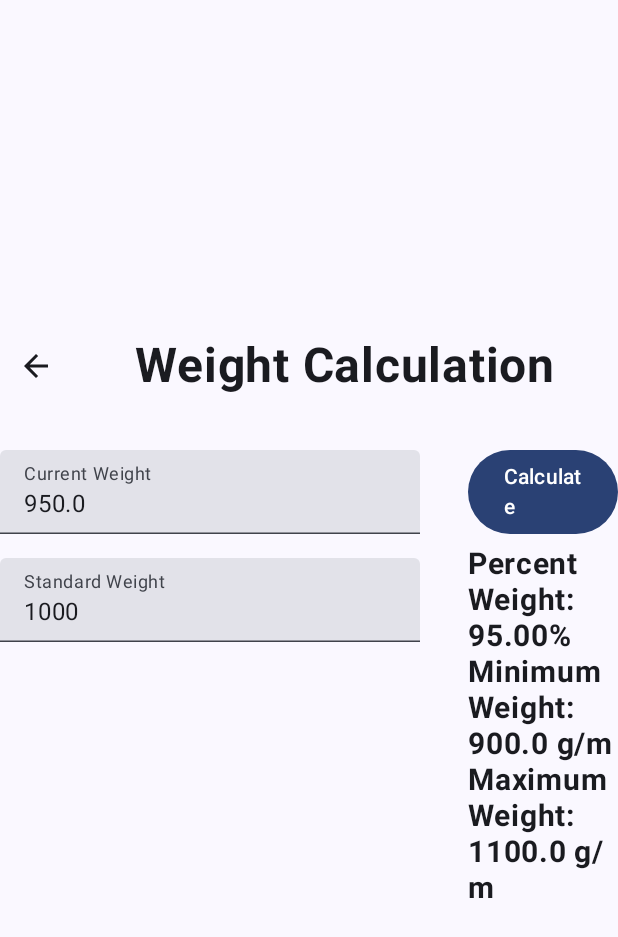
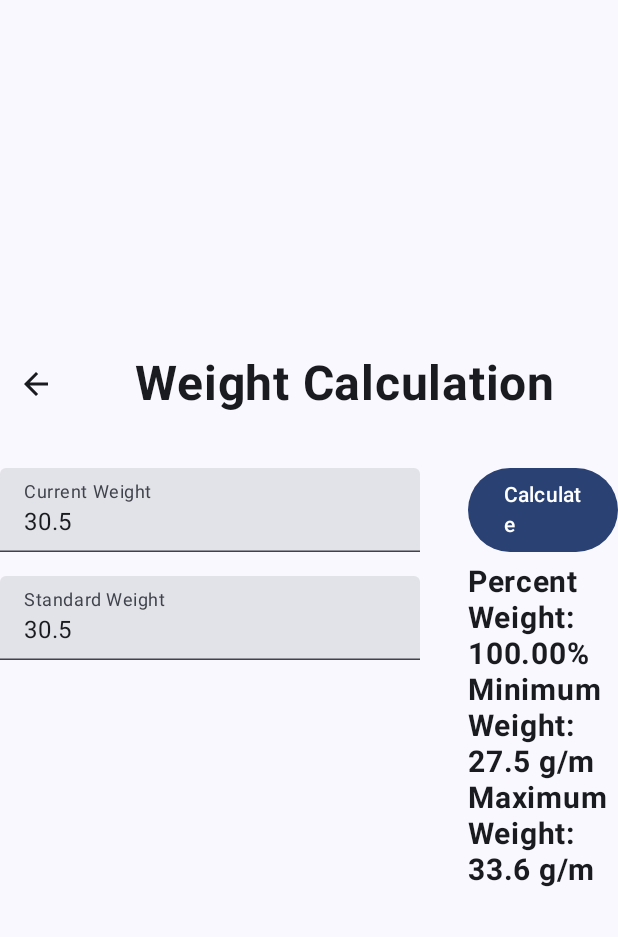
Before and after one commit to alarimer/extrusion-operator-calculator, an Android app built with Jetpack Compose: the WeightCalculationScreen screen opened through its navigation route, after a tap on "Calculate", on a phone screen of 412 x 824 dp. Shown: the top 937 px of the screen. Run offline under Robolectric (Android 15) with nearby library versions, the light colour scheme and no system bars.

Commit message:
viewmodel with Weight Calculation screen

```diff
--- a/app/src/main/java/com/awful/extrusionoperatorcalculator/ui/CommonUI.kt
+++ b/app/src/main/java/com/awful/extrusionoperatorcalculator/ui/CommonUI.kt
@@ -83,60 +83,6 @@ fun ToolScreenTitleAndBackButtonPreview() {
             titleText = "titleText",
         )
     }
-}
-
-@Composable
-fun EocSettingTextField(
-    initialValue: String,
-    validationAction: (String) -> Boolean,
-    onSettingChange: (String, Boolean) -> Unit,
-    labelString: String,
-    placeholderString: String,
-    errorString: String,
-    keyboardAction: ImeAction,
-    onDoneAction: () -> Unit = {}
-) {
-    var settingValue by remember { mutableStateOf(initialValue) }
-    var isError by remember { mutableStateOf(false) }
-    val kbController = LocalSoftwareKeyboardController.current
-    TextField(
-        singleLine = true,
-        value = settingValue,
-        onValueChange = {
-            settingValue = it
-            isError = validationAction(settingValue)
-            onSettingChange(settingValue, isError)
-        },
-        label = { Text(labelString) },
-        placeholder = { Text(placeholderString) },
-        supportingText = {
-            if (isError) {
-                Text(
-                    text = errorString,
-                    color = Color.Red
-                )
-            }
-        },
-        trailingIcon = {
-            if (isError) {
-                Icon(
-                    Icons.Filled.Warning,
-                    stringResource(R.string.error),
-                    tint = MaterialTheme.colorScheme.error
-                )
-            }
-        },
-        keyboardOptions = KeyboardOptions.Default.copy(
-            keyboardType = KeyboardType.Number,
-            imeAction = keyboardAction
-        ),
-        keyboardActions = KeyboardActions(
-            onDone = {
-                kbController?.hide()
-                onDoneAction()
-            }
-        )
-    )
 }
 
 @Composable
--- a/app/src/main/java/com/awful/extrusionoperatorcalculator/ui/EocViewModel.kt
+++ b/app/src/main/java/com/awful/extrusionoperatorcalculator/ui/EocViewModel.kt
@@ -106,6 +106,26 @@ class EocViewModel : ViewModel() {
     var isErrorSL: Boolean by mutableStateOf(false)
         private set
 
+    var currentWeight: String by mutableStateOf("30.5")
+        private set
+    fun setCW(value: String) {
+        currentWeight = value
+        isErrorCW = value.toDoubleOrNull() == null
+    }
+
+    var isErrorCW: Boolean by mutableStateOf(false)
+        private set
+
+    var standardWeight: String by mutableStateOf("30.5")
+        private set
+    fun setSW(value: String) {
+        standardWeight = value
+        isErrorSW = value.toDoubleOrNull() == null
+    }
+
+    var isErrorSW: Boolean by mutableStateOf(false)
+        private set
+
     var rackTime: String by mutableStateOf("0:00 (h:mm)")
         private set
     @SuppressLint("DefaultLocale")
@@ -133,9 +153,9 @@ class EocViewModel : ViewModel() {
         )
     }
 
-    var newFeederSetting:String by mutableStateOf("")
+    var newFeederSetting:String by mutableStateOf("0.0")
         private set
-    var newExtruderSetting: String by mutableStateOf("")
+    var newExtruderSetting: String by mutableStateOf("0.0")
         private set
     @SuppressLint("DefaultLocale")
     fun calculateSpeedSettings() {
@@ -153,7 +173,7 @@ class EocViewModel : ViewModel() {
         )
     }
 
-    var spoolTime: String by mutableStateOf("")
+    var spoolTime: String by mutableStateOf("0:00 (h:mm)")
         private  set
     @SuppressLint("DefaultLocale")
     fun calculateSpoolTime() {
@@ -162,4 +182,17 @@ class EocViewModel : ViewModel() {
                 hours, minutes, _, _ -> "$hours:" + String.format("%02d", minutes) + " (h:mm)"
         }
     }
+
+    var percentWeight: String by mutableStateOf("95.0")
+        private set
+    var minimumWeight: String by mutableStateOf("900.0")
+        private set
+    var maximumWeight: String by mutableStateOf("1000.0")
+        private set
+    @SuppressLint("DefaultLocale")
+    fun calculateWeightInfo() {
+        percentWeight = String.format("%.2f", currentWeight.toDouble() / standardWeight.toDouble() * 100)
+        minimumWeight = String.format("%.1f", standardWeight.toDouble() * 0.9)
+        maximumWeight = String.format("%.1f", standardWeight.toDouble() * 1.1)
+    }
 }
--- a/app/src/main/java/com/awful/extrusionoperatorcalculator/ui/WeightCalculationScreen.kt
+++ b/app/src/main/java/com/awful/extrusionoperatorcalculator/ui/WeightCalculationScreen.kt
@@ -1,6 +1,5 @@
 package com.awful.extrusionoperatorcalculator.ui
 
-import android.annotation.SuppressLint
 import androidx.compose.foundation.gestures.detectTapGestures
 import androidx.compose.foundation.layout.Arrangement
 import androidx.compose.foundation.layout.Column
@@ -13,10 +12,6 @@ import androidx.compose.foundation.verticalScroll
 import androidx.compose.material3.Button
 import androidx.compose.material3.Text
 import androidx.compose.runtime.Composable
-import androidx.compose.runtime.getValue
-import androidx.compose.runtime.mutableStateOf
-import androidx.compose.runtime.remember
-import androidx.compose.runtime.setValue
 import androidx.compose.ui.Alignment
 import androidx.compose.ui.Modifier
 import androidx.compose.ui.input.pointer.pointerInput
@@ -28,6 +23,7 @@ import androidx.compose.ui.text.input.ImeAction
 import androidx.compose.ui.tooling.preview.Preview
 import androidx.compose.ui.unit.dp
 import androidx.compose.ui.unit.sp
+import androidx.lifecycle.viewmodel.compose.viewModel
 import com.awful.extrusionoperatorcalculator.R
 import com.awful.extrusionoperatorcalculator.ui.theme.ExtrusionOperatorCalculatorTheme
 import kotlinx.serialization.Serializable
@@ -37,17 +33,11 @@ object WeightCalculationScreen
 
 @Composable
 fun WeightCalculationScreen(
+    modifier: Modifier = Modifier,
+    eocViewModel: EocViewModel = viewModel(),
     isWideDisplay:Boolean,
-    onBack: () -> Unit,
-    modifier: Modifier = Modifier
+    onBack: () -> Unit
 ) {
-    var currentWeight by remember { mutableStateOf("950.0") }
-    var isErrorCW by remember { mutableStateOf(false) }
-    var standardWeight by remember { mutableStateOf("1000") }
-    var isErrorSW by remember { mutableStateOf(false) }
-    var percentWeight by remember { mutableStateOf("95.0") }
-    var minimumWeight by remember { mutableStateOf("900.0") }
-    var maximumWeight by remember { mutableStateOf("1100.0") }
     val keyboardController = LocalSoftwareKeyboardController.current
     val localFocusManager = LocalFocusManager.current
     Column(
@@ -73,39 +63,27 @@ fun WeightCalculationScreen(
                     verticalArrangement = Arrangement.Center
                 ) {
                     // current weight
-                    EocSettingTextField(
-                        initialValue = currentWeight,
-                        validationAction = { newValue -> newValue.toDoubleOrNull() == null },
-                        onSettingChange = { newValue, hasError ->
-                            currentWeight = newValue
-                            isErrorCW = hasError
-                        },
+                    EocSettingTextFieldVM(
+                        initialValue = eocViewModel.currentWeight,
+                        onValueChange = { newValue -> eocViewModel.setCW(newValue) },
+                        isError = { eocViewModel.isErrorCW },
                         labelString = stringResource(R.string.current_weight),
                         placeholderString = stringResource(R.string.grams_per_meter),
                         errorString = stringResource(R.string.decimal_number_only),
                         keyboardAction = ImeAction.Next
                     )
                     // standard weight
-                    EocSettingTextField(
-                        initialValue = standardWeight,
-                        validationAction = { newValue -> newValue.toDoubleOrNull() == null },
-                        onSettingChange = {  newValue, hasError ->
-                            standardWeight = newValue
-                            isErrorSW = hasError
-                        },
+                    EocSettingTextFieldVM(
+                        initialValue = eocViewModel.standardWeight,
+                        onValueChange = { newValue -> eocViewModel.setSW(newValue) },
+                        isError = { eocViewModel.isErrorSW },
                         labelString = stringResource(R.string.standard_weight),
                         placeholderString = stringResource(R.string.grams_per_meter),
                         errorString = stringResource(R.string.decimal_number_only),
                         keyboardAction = ImeAction.Done,
                         onDoneAction = {
                             keyboardController?.hide()
-                            val (pctWt, minWt, maxWt) = calculateWeightInfo(
-                                currentWeight.toDouble(),
-                                standardWeight.toDouble()
-                            )
-                            percentWeight = pctWt
-                            minimumWeight = minWt
-                            maximumWeight = maxWt
+                            eocViewModel.calculateWeightInfo()
                         }
                     )
                 }
@@ -119,15 +97,9 @@ fun WeightCalculationScreen(
                     Button(
                         onClick = {
                             keyboardController?.hide()
-                            val (pctWt, minWt, maxWt) = calculateWeightInfo(
-                                currentWeight.toDouble(),
-                                standardWeight.toDouble()
-                            )
-                            percentWeight = pctWt
-                            minimumWeight = minWt
-                            maximumWeight = maxWt
+                            eocViewModel.calculateWeightInfo()
                         },
-                        enabled = !isErrorCW && !isErrorSW,
+                        enabled = !eocViewModel.isErrorCW && !eocViewModel.isErrorSW,
                         modifier = modifier.align(Alignment.CenterHorizontally)
                     ) {
                         Text(stringResource(R.string.calculate))
@@ -137,19 +109,19 @@ fun WeightCalculationScreen(
                     )
                     // percentage, minimum, and maximum
                     Text(
-                        text = String.format(stringResource(R.string.percent_weight_label),percentWeight),
+                        text = String.format(stringResource(R.string.percent_weight_label), eocViewModel.percentWeight),
                         fontSize = 20.sp,
                         fontWeight = FontWeight.Bold,
                         modifier = modifier.align(Alignment.CenterHorizontally)
                     )
                     Text(
-                        text = String.format(stringResource(R.string.minimum_weight_label), minimumWeight),
+                        text = String.format(stringResource(R.string.minimum_weight_label), eocViewModel.minimumWeight),
                         fontSize = 20.sp,
                         fontWeight = FontWeight.Bold,
                         modifier = modifier.align(Alignment.CenterHorizontally)
                     )
                     Text(
-                        text = String.format(stringResource(R.string.maximum_weight_label), maximumWeight),
+                        text = String.format(stringResource(R.string.maximum_weight_label), eocViewModel.maximumWeight),
                         fontSize = 20.sp,
                         fontWeight = FontWeight.Bold,
                         modifier = modifier.align(Alignment.CenterHorizontally)
@@ -158,54 +130,36 @@ fun WeightCalculationScreen(
             }
         } else {
             // current weight
-            EocSettingTextField(
-                initialValue = currentWeight,
-                validationAction = { newValue -> newValue.toDoubleOrNull() == null },
-                onSettingChange = { newValue, hasError ->
-                    currentWeight = newValue
-                    isErrorCW = hasError
-                },
+            EocSettingTextFieldVM(
+                initialValue = eocViewModel.currentWeight,
+                onValueChange = { newValue -> eocViewModel.setCW(newValue) },
+                isError = { eocViewModel.isErrorCW },
                 labelString = stringResource(R.string.current_weight),
                 placeholderString = stringResource(R.string.grams_per_meter),
                 errorString = stringResource(R.string.decimal_number_only),
                 keyboardAction = ImeAction.Next
             )
             // standard weight
-            EocSettingTextField(
-                initialValue = standardWeight,
-                validationAction = { newValue -> newValue.toDoubleOrNull() == null },
-                onSettingChange = {  newValue, hasError ->
-                    standardWeight = newValue
-                    isErrorSW = hasError
-                },
+            EocSettingTextFieldVM(
+                initialValue = eocViewModel.standardWeight,
+                onValueChange = { newValue -> eocViewModel.setSW(newValue) },
+                isError = { eocViewModel.isErrorSW },
                 labelString = stringResource(R.string.standard_weight),
                 placeholderString = stringResource(R.string.grams_per_meter),
                 errorString = stringResource(R.string.decimal_number_only),
                 keyboardAction = ImeAction.Done,
                 onDoneAction = {
                     keyboardController?.hide()
-                    val (pctWt, minWt, maxWt) = calculateWeightInfo(
-                        currentWeight.toDouble(),
-                        standardWeight.toDouble()
-                    )
-                    percentWeight = pctWt
-                    minimumWeight = minWt
-                    maximumWeight = maxWt
+                    eocViewModel.calculateWeightInfo()
                 }
             )
             // calculate button
             Button(
                 onClick = {
                     keyboardController?.hide()
-                    val (pctWt, minWt, maxWt) = calculateWeightInfo(
-                        currentWeight.toDouble(),
-                        standardWeight.toDouble()
-                    )
-                    percentWeight = pctWt
-                    minimumWeight = minWt
-                    maximumWeight = maxWt
+                    eocViewModel.calculateWeightInfo()
                 },
-                enabled = !isErrorCW && !isErrorSW,
+                enabled = !eocViewModel.isErrorCW && !eocViewModel.isErrorSW,
                 modifier = modifier.align(Alignment.CenterHorizontally)
             ) {
                 Text(stringResource(R.string.calculate))
@@ -215,37 +169,25 @@ fun WeightCalculationScreen(
             )
             // percentage, minimum, and maximum
             Text(
-                text = String.format(stringResource(R.string.percent_weight_label),percentWeight),
+                text = String.format(stringResource(R.string.percent_weight_label), eocViewModel.percentWeight),
                 fontSize = 20.sp,
                 fontWeight = FontWeight.Bold,
                 modifier = modifier.align(Alignment.CenterHorizontally)
             )
             Text(
-                text = String.format(stringResource(R.string.minimum_weight_label), minimumWeight),
+                text = String.format(stringResource(R.string.minimum_weight_label), eocViewModel.minimumWeight),
                 fontSize = 20.sp,
                 fontWeight = FontWeight.Bold,
                 modifier = modifier.align(Alignment.CenterHorizontally)
             )
             Text(
-                text = String.format(stringResource(R.string.maximum_weight_label), maximumWeight),
+                text = String.format(stringResource(R.string.maximum_weight_label), eocViewModel.maximumWeight),
                 fontSize = 20.sp,
                 fontWeight = FontWeight.Bold,
                 modifier = modifier.align(Alignment.CenterHorizontally)
             )
         }
     }
-}
-
-@SuppressLint("DefaultLocale")
-fun calculateWeightInfo(
-    currentWeight: Double,
-    standardWeight: Double
-): Triple<String, String, String> {
-    return Triple(
-        String.format("%.2f", currentWeight / standardWeight * 100),
-        String.format("%.1f", standardWeight * 0.9),
-        String.format("%.1f", standardWeight * 1.1)
-    )
 }
 
 @Preview(
```
